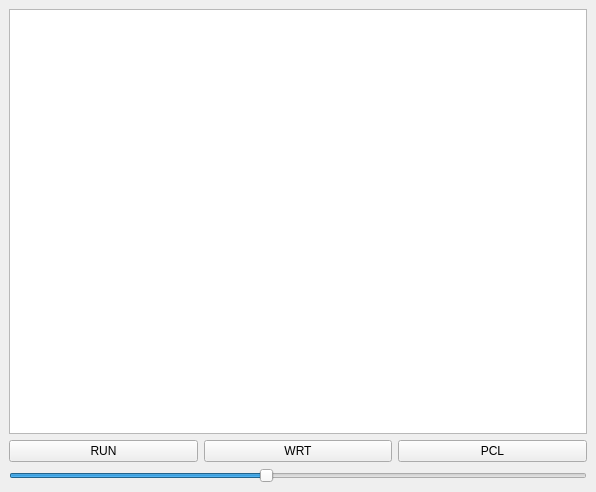
First picture: the form in main_window.ui, repository JensGrabner/fx7500g, before the edit.
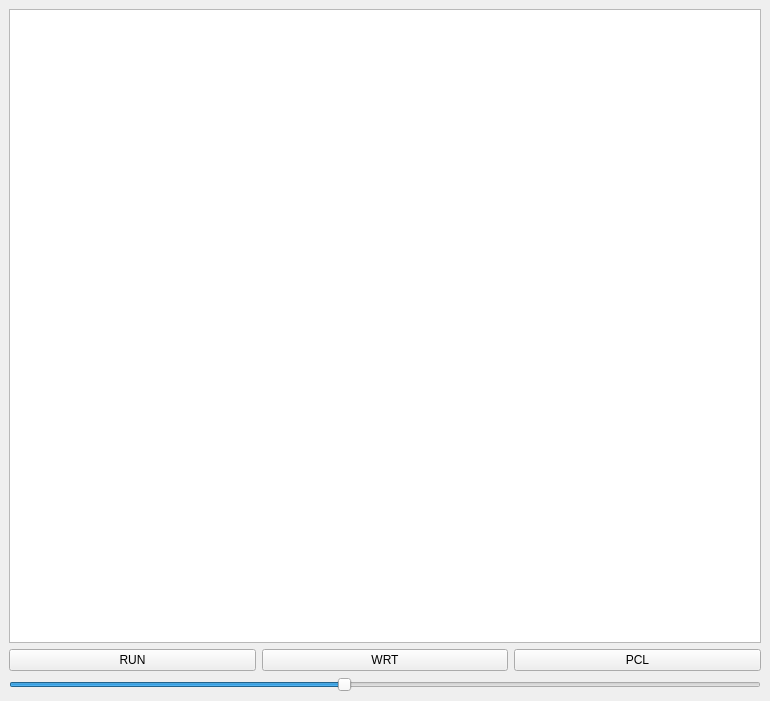
Second picture: the form after the edit.

What changed in the file:
```diff
--- a/main_window.ui
+++ b/main_window.ui
@@ -5,8 +5,8 @@
    <rect>
     <x>0</x>
     <y>0</y>
-    <width>596</width>
-    <height>492</height>
+    <width>770</width>
+    <height>701</height>
    </rect>
   </property>
   <property name="windowTitle" >
```
